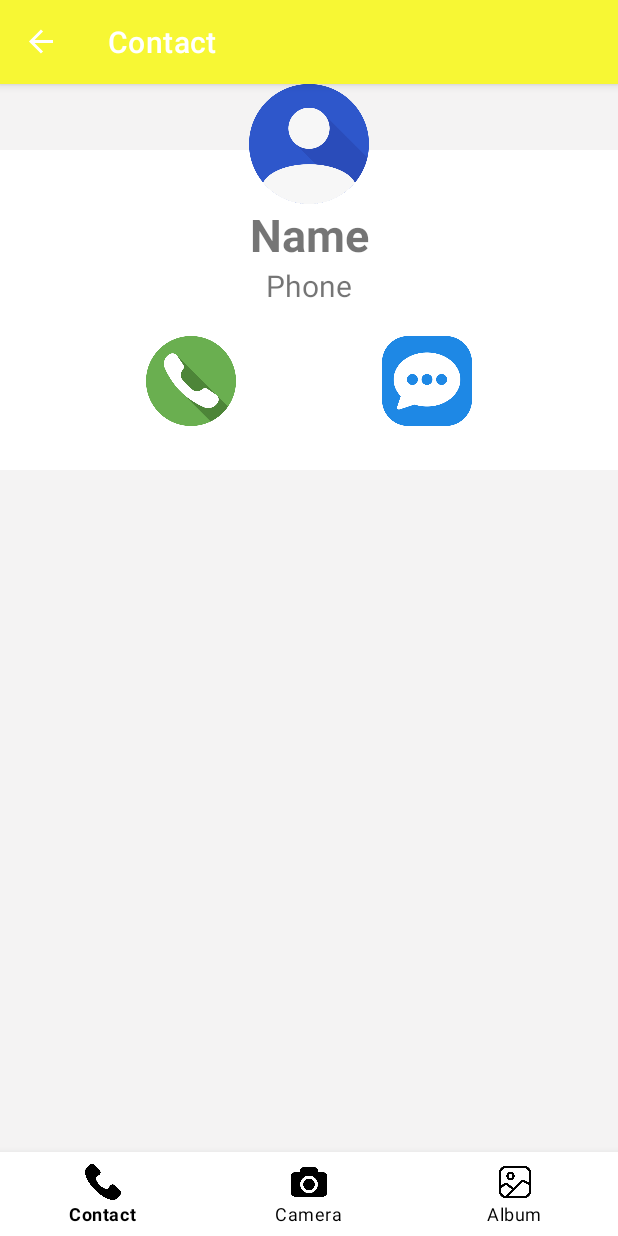
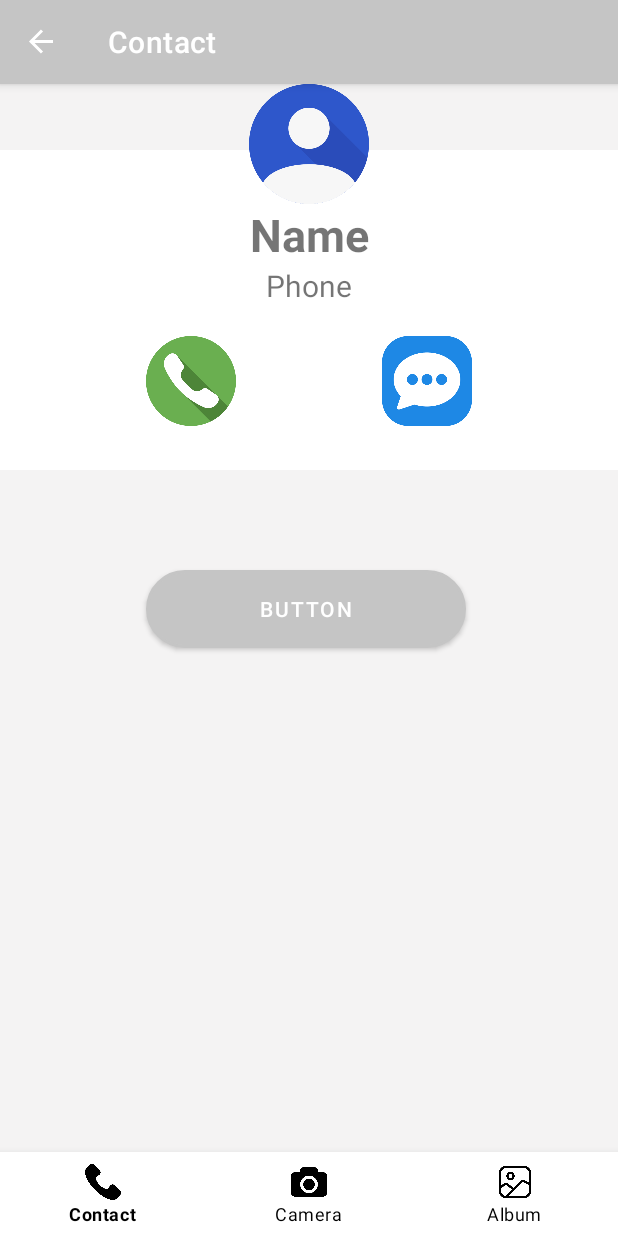
Before and after one commit to rladmstj/git, an Android app: the ContactDetailFragment screen opened through its navigation route, on a phone screen of 412 x 824 dp. Run offline under Robolectric (Android 15) with nearby library versions, the light colour scheme and no system bars; our stand-ins replace navigation-ui.

Commit message:
디자인

```diff
--- /dev/null
+++ b/app/src/main/res/drawable/button_background.xml
@@ -0,0 +1,8 @@
+<?xml version="1.0" encoding="utf-8"?>
+<shape xmlns:android="http://schemas.android.com/apk/res/android">
+    <solid android:color="#dedede"/> <!-- 버튼 배경색 설정 -->
+    <corners android:radius="25dp"/> <!-- 둥글기 설정 -->
+    <stroke
+        android:width="2dp"
+        android:color="#DEDEDE"/> <!-- 테두리 색상과 두께 설정 (선택 사항) -->
+</shape>
--- a/app/src/main/res/layout/fragment_contact_detail.xml
+++ b/app/src/main/res/layout/fragment_contact_detail.xml
@@ -78,6 +78,19 @@
         app:layout_constraintStart_toEndOf="@+id/callIcon"
         app:layout_constraintTop_toBottomOf="@+id/phoneTextView" />
 
+    <Button
+        android:id="@+id/button2"
+        android:layout_width="213dp"
+        android:layout_height="52dp"
+        android:layout_marginTop="324dp"
+        android:background="@drawable/button_background"
+        android:backgroundTint="@color/contactbutton"
+        android:text="Button"
+        android:textColorLink="#8D5555"
+        app:layout_constraintEnd_toEndOf="parent"
+        app:layout_constraintHorizontal_bias="0.489"
+        app:layout_constraintStart_toStartOf="parent"
+        app:layout_constraintTop_toTopOf="@+id/imageView3" />
 
 
 </androidx.constraintlayout.widget.ConstraintLayout>
--- a/app/src/main/res/values/colors.xml
+++ b/app/src/main/res/values/colors.xml
@@ -5,7 +5,7 @@
     <color name="colorAccent">#03DAC5</color>
 
     <color name="purple_200">#BB86FC</color>
-    <color name="purple_500">#f7f734</color>
+    <color name="purple_500">#C5C5C5</color>
     <color name="purple_700">#f12300</color>
     <color name="teal_200">#03DAC5</color>
     <color name="teal_700">#018786</color>
@@ -20,5 +20,7 @@
     <color name="button_background">#808000</color> <!-- 보다 어두운 배경색 -->
     <color name="button_text_color">#000000</color> <!-- 대비되는 텍스트 색상 -->
 
+    <color name="contactbutton">#dedede</color>
+
     <color name="gray">#808080</color>
 </resources>
```
Also changed, not shown: app/src/main/res/layout/fragment_home.xml (+16 -1 lines).
